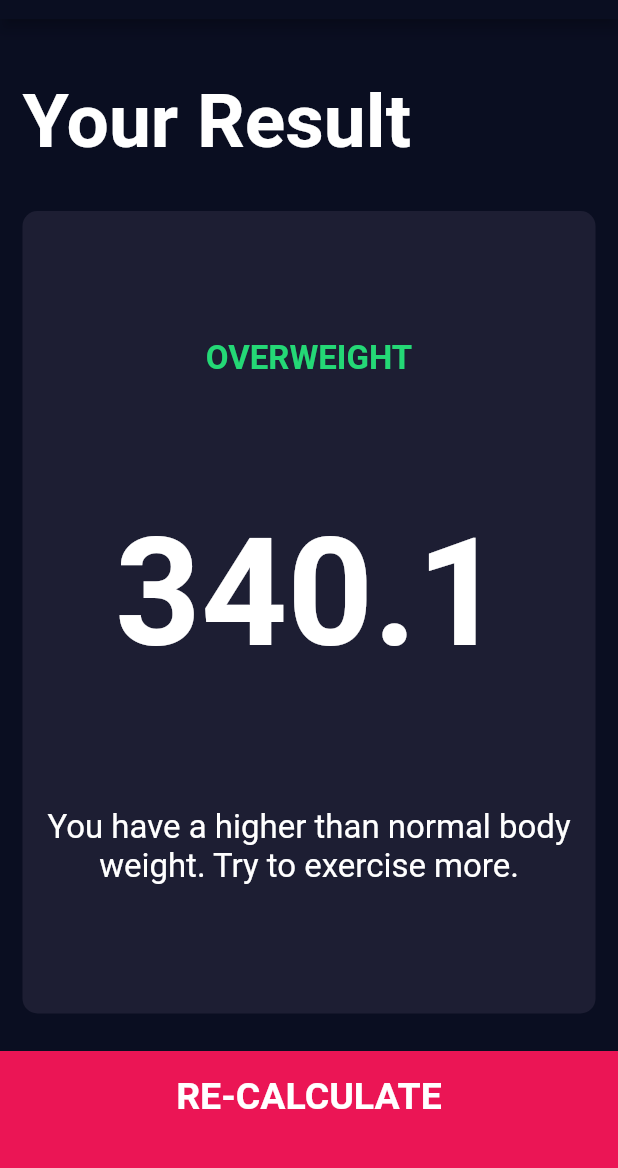
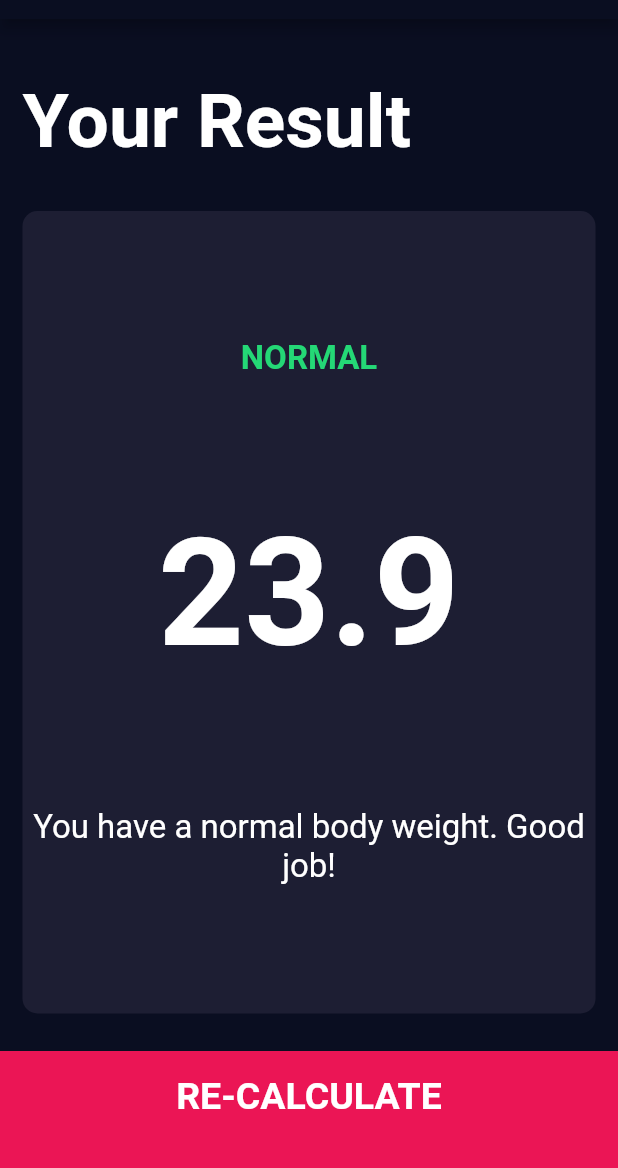
Before and after one commit to coletoncodes/bmi-calculator, a Flutter app: the screen it shows after launch, after a tap on "CALCULATE", on a phone screen of 412 x 824 dp, the part 65-1233 px from its top. Run offline on Flutter 3.47's test engine with Material 2 defaults, Android fonts, the light colour scheme and no system bars; our stand-ins replace font_awesome_flutter.

```diff
--- a/lib/calculator_brain.dart
+++ b/lib/calculator_brain.dart
@@ -1,5 +1,3 @@
-import 'dart:math';
-
 class CalculatorBrain {
   CalculatorBrain({this.height, this.weight});
 
@@ -9,7 +7,7 @@ class CalculatorBrain {
   double _bmi;
 
   String calculateBMI() {
-    _bmi = weight / pow(height / 100, 2);
+    _bmi = weight / (height * height) * 703;
     return _bmi.toStringAsFixed(1);
   }
 
--- a/pubspec.yaml
+++ b/pubspec.yaml
@@ -1,5 +1,5 @@
 name: bmi_calculator
-description: A new Flutter application.
+description: A basic BMI calculator built with Flutter.
 
 version: 1.0.0+1
 
```
Also changed, not shown: 1 other file.
